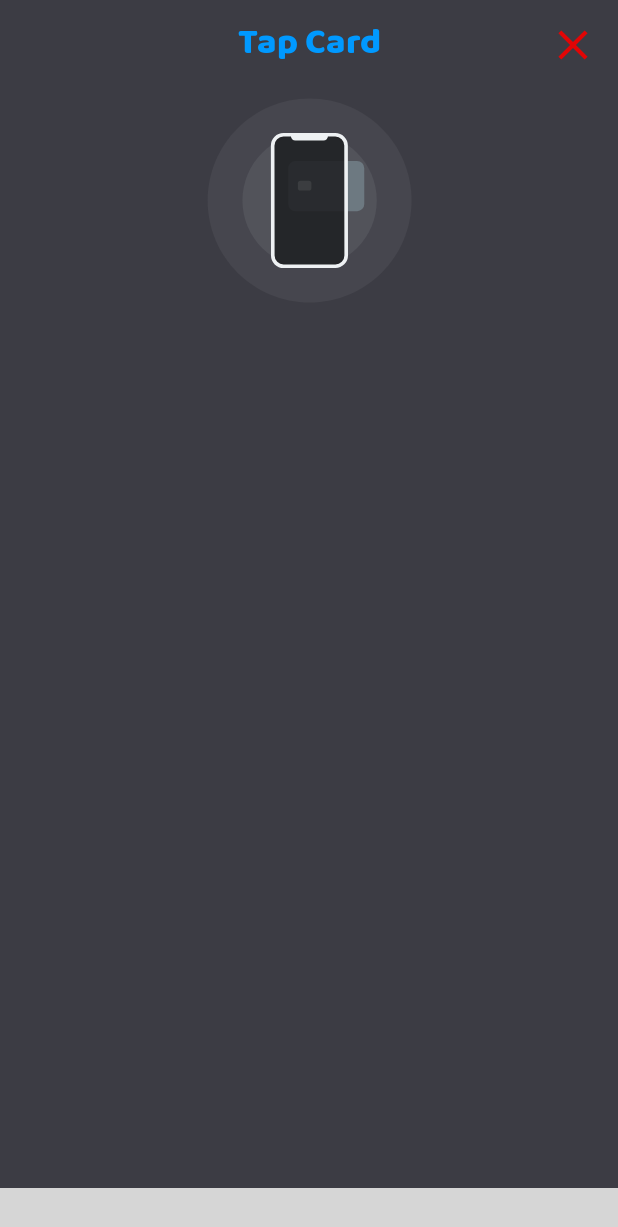
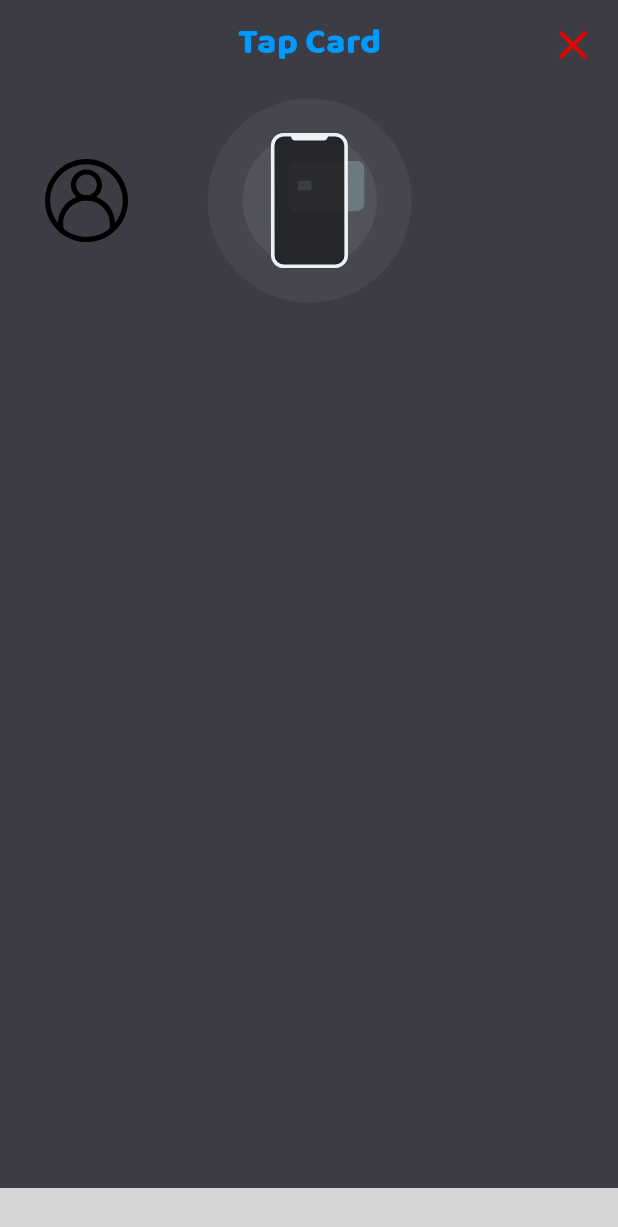
Before and after one commit to Amark18/Check_Verification_System, an Android app: the fragment NfcSheet placed in its activity, on a phone screen of 412 x 824 dp. Shown: the top 1227 px of the screen. Run offline under Robolectric (Android 15) with nearby library versions, the phone set to English and light mode, and no system bars; our stand-ins replace Firebase (no records; nobody signed in at launch, a user with empty details on screens opened directly); libraries missing offline, so code that uses them is left out: com.deishelon.roundedbottomsheet, com.irfaan008.irbottomnavigation, www.sanju.motiontoast; plain views replace SpaceNavigationView; Roboto replaces fonts that are not available here; 16 statements that could not run were skipped; grey boxes are pictures that could not be loaded.

Commit message:
Fixed tap prompt bug causing crash

```diff
--- a/app/build.gradle
+++ b/app/build.gradle
@@ -12,8 +12,8 @@ android {
         applicationId "com.akapps.check_verification_system"
         minSdkVersion 26
         targetSdkVersion 31
-        versionCode 8
-        versionName "1.7"
+        versionCode 9
+        versionName "1.8"
         testInstrumentationRunner "androidx.test.runner.AndroidJUnitRunner"
     }
 
--- a/app/src/main/java/com/akapps/check_verification_system/bottomsheet/AddCustomerSheet.java
+++ b/app/src/main/java/com/akapps/check_verification_system/bottomsheet/AddCustomerSheet.java
@@ -38,6 +38,7 @@ import com.google.android.material.textfield.TextInputLayout;
 import com.google.firebase.firestore.DocumentSnapshot;
 import com.google.firebase.firestore.Source;
 import com.google.firebase.storage.FirebaseStorage;
+import com.google.firebase.storage.StorageReference;
 import com.stfalcon.imageviewer.StfalconImageViewer;
 import org.jetbrains.annotations.NotNull;
 import java.util.ArrayList;
@@ -383,7 +384,8 @@ public class AddCustomerSheet extends RoundedBottomSheetDialogFragment {
 
     private void showNfcPrompt(String customerID){
         ((MainActivity) getContext()).showNfcPrompt(customerID, false,
-                firebaseStorage.getReference(customer.getProfilePicPath()),
+                customer.getProfilePicPath() == null || customer.getProfilePicPath().equals("") ?
+                        null : firebaseStorage.getReference(customer.getProfilePicPath()),
                 customer.getFirstName() + " " + customer.getLastName());
     }
 
--- a/app/src/main/java/com/akapps/check_verification_system/bottomsheet/NfcSheet.java
+++ b/app/src/main/java/com/akapps/check_verification_system/bottomsheet/NfcSheet.java
@@ -41,25 +41,26 @@ public class NfcSheet extends RoundedBottomSheetDialogFragment{
         ImageView profileImage = view.findViewById(R.id.profile_image);
         TextView customerNameText = view.findViewById(R.id.customer_name);
 
-        if(profileStoragePath == null) {
-            profileImage.setVisibility(View.INVISIBLE);
-            customerNameText.setVisibility(View.INVISIBLE);
-        }
-        else
+        closeFilter.setOnClickListener(v -> this.dismiss());
+
         populateCustomer(profileImage, customerNameText);
-
-        closeFilter.setOnClickListener(v -> this.dismiss());
 
         return view;
     }
 
     private void populateCustomer(ImageView profileImage, TextView customerNameText){
+        if(profileStoragePath != null) {
             Glide.with(getContext())
                     .load(profileStoragePath)
                     .circleCrop()
                     .placeholder(getActivity().getDrawable(R.drawable.user_icon))
                     .into(profileImage);
+        }
+
+        if(customerName !=null && !customerName.isEmpty())
             customerNameText.setText(customerName);
+        else
+            customerNameText.setVisibility(View.INVISIBLE);
     }
 
     @Override
--- a/app/src/main/res/layout/bottom_sheet_nfc_tap.xml
+++ b/app/src/main/res/layout/bottom_sheet_nfc_tap.xml
@@ -8,7 +8,7 @@
 
     <TextView
         android:id="@+id/title"
-        android:layout_width="0dp"
+        android:layout_width="wrap_content"
         android:layout_height="wrap_content"
         android:fontFamily="@font/baloo_bhai"
         android:gravity="center"
@@ -26,7 +26,7 @@
         android:layout_height="60dp"
         android:padding="13dp"
         android:src="@drawable/close_icon"
-        app:layout_constraintEnd_toEndOf="@+id/title"
+        app:layout_constraintEnd_toEndOf="parent"
         app:layout_constraintTop_toTopOf="parent" />
 
     <ImageView
@@ -43,17 +43,18 @@
 
     <TextView
         android:id="@+id/customer_name"
-        android:layout_width="wrap_content"
+        android:layout_width="0dp"
         android:layout_height="wrap_content"
         android:ellipsize="end"
         android:gravity="center_horizontal"
         android:maxLines="2"
-        android:layout_marginRight="10dp"
         android:text="@string/fullname_placeholder"
+        android:layout_marginHorizontal="10dp"
         android:textColor="@color/white"
         android:textSize="@dimen/dimen_16"
         app:layout_constraintBottom_toBottomOf="@+id/tap_animation"
         app:layout_constraintEnd_toEndOf="parent"
+        app:layout_constraintStart_toEndOf="@+id/title"
         app:layout_constraintTop_toTopOf="@+id/tap_animation"></TextView>
 
     <com.airbnb.lottie.LottieAnimationView
```
Lines whose indentation alone changed are shown as unchanged.
